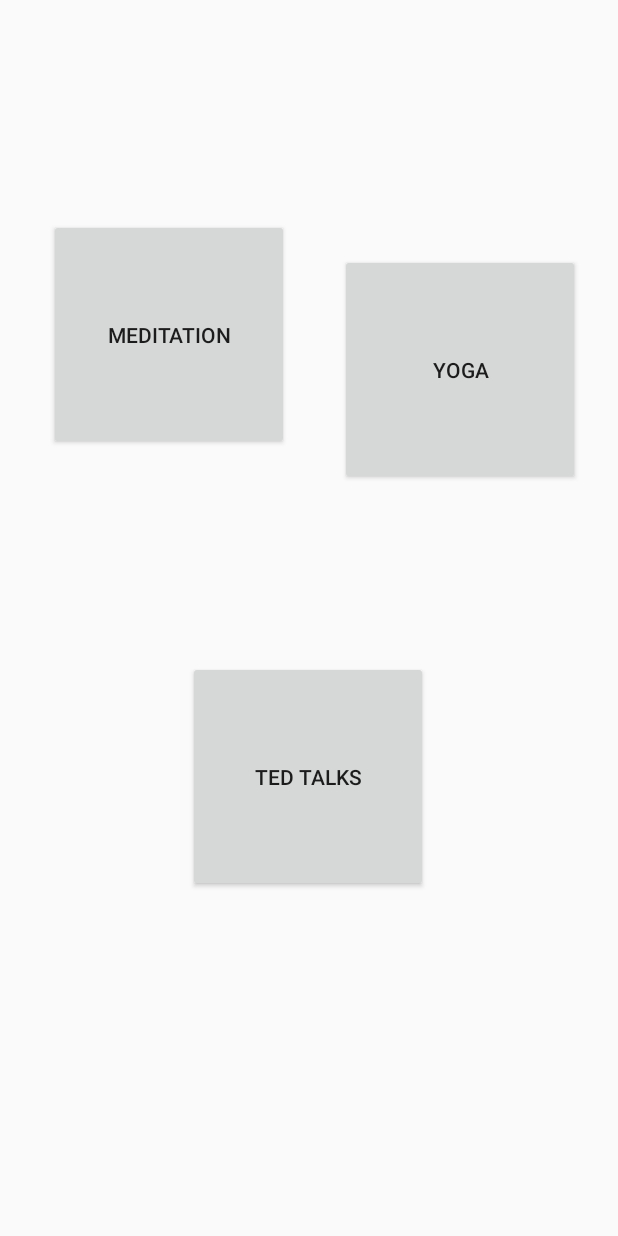
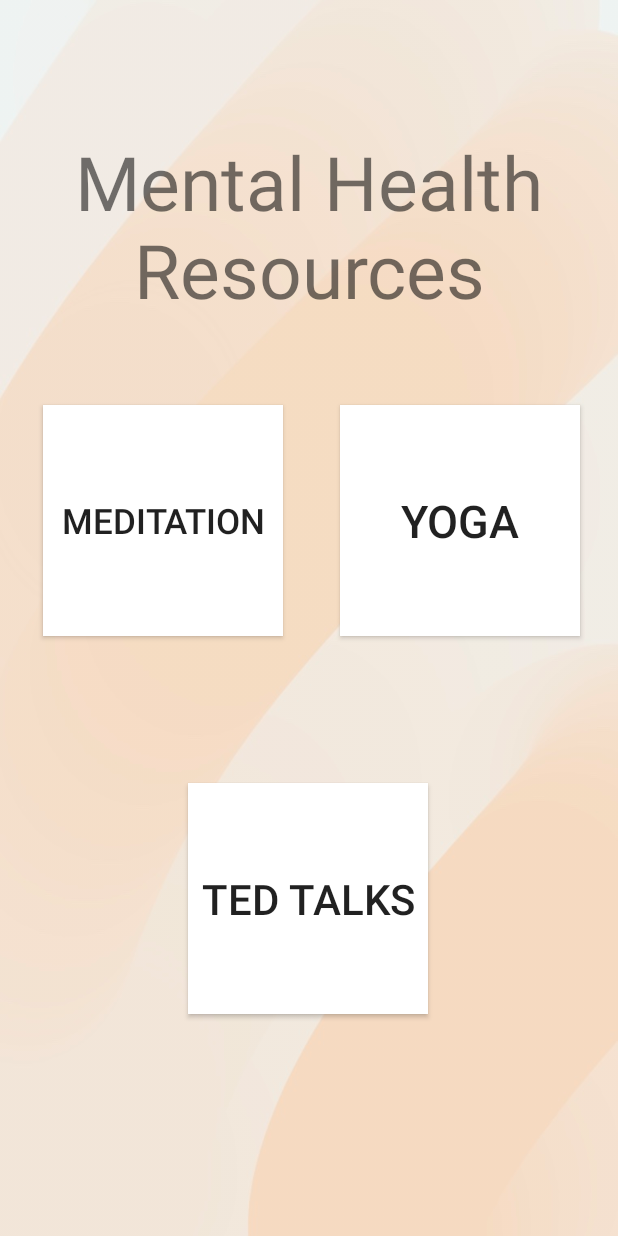
Before and after one commit to meagannguyen/Co-Health, an Android app: the layout activity_mental_health_resources.xml on its own in the app's theme, with its tools: preview values and no code run, on a phone screen of 412 x 824 dp. Run offline under Robolectric (Android 15) with nearby library versions, the phone set to English and light mode, and no system bars; Roboto replaces fonts that are not available here.

Commit message:
changed color of text boxes

```diff
--- a/app/src/main/res/layout/activity_mental_health_resources.xml
+++ b/app/src/main/res/layout/activity_mental_health_resources.xml
@@ -4,48 +4,60 @@
     xmlns:app="http://schemas.android.com/apk/res-auto"
     xmlns:tools="http://schemas.android.com/tools"
     android:layout_width="match_parent"
-    android:layout_height="match_parent">
+    android:layout_height="match_parent"
+    android:background="@drawable/orange_background">
 
     <Button
-        android:id="@+id/button8"
+        android:id="@+id/button16"
         android:layout_width="160dp"
         android:layout_height="154dp"
-        android:layout_marginStart="50dp"
-        android:layout_marginLeft="50dp"
-        android:layout_marginTop="146dp"
-        android:layout_marginEnd="219dp"
-        android:layout_marginRight="219dp"
-        android:layout_marginBottom="447dp"
         android:text="Meditation"
+        android:textSize="23sp"
+        android:background="@android:color/white"
         app:layout_constraintBottom_toBottomOf="parent"
         app:layout_constraintEnd_toEndOf="parent"
-        app:layout_constraintHorizontal_bias="1.0"
+        app:layout_constraintHorizontal_bias="0.115"
         app:layout_constraintStart_toStartOf="parent"
         app:layout_constraintTop_toTopOf="parent"
-        app:layout_constraintVertical_bias="0.0" />
+        app:layout_constraintVertical_bias="0.403" />
 
     <Button
         android:id="@+id/button9"
         android:layout_width="160dp"
         android:layout_height="154dp"
         android:text="Yoga"
+        android:textSize="30sp"
+        android:background="@android:color/white"
         app:layout_constraintBottom_toBottomOf="parent"
         app:layout_constraintEnd_toEndOf="parent"
         app:layout_constraintHorizontal_bias="0.9"
         app:layout_constraintStart_toStartOf="parent"
         app:layout_constraintTop_toTopOf="parent"
-        app:layout_constraintVertical_bias="0.253" />
+        app:layout_constraintVertical_bias="0.403" />
 
     <Button
         android:id="@+id/button10"
         android:layout_width="160dp"
         android:layout_height="154dp"
-        android:layout_marginBottom="16dp"
+        android:layout_marginBottom="148dp"
         android:text="Ted Talks"
+        android:textSize="28sp"
+        android:background="@android:color/white"
         app:layout_constraintBottom_toBottomOf="parent"
         app:layout_constraintEnd_toEndOf="parent"
         app:layout_constraintHorizontal_bias="0.498"
+        app:layout_constraintStart_toStartOf="parent" />
+
+    <TextView
+        android:id="@+id/textView3"
+        android:layout_width="331dp"
+        android:layout_height="120dp"
+        android:text="Mental Health Resources"
+        android:textSize="50sp"
+        android:gravity="center"
+        app:layout_constraintBottom_toTopOf="@+id/button16"
+        app:layout_constraintEnd_toEndOf="parent"
         app:layout_constraintStart_toStartOf="parent"
-        app:layout_constraintTop_toBottomOf="@+id/button8"
-        app:layout_constraintVertical_bias="0.398" />
+        app:layout_constraintTop_toTopOf="parent"
+        app:layout_constraintVertical_bias="0.584" />
 </androidx.constraintlayout.widget.ConstraintLayout>
```
